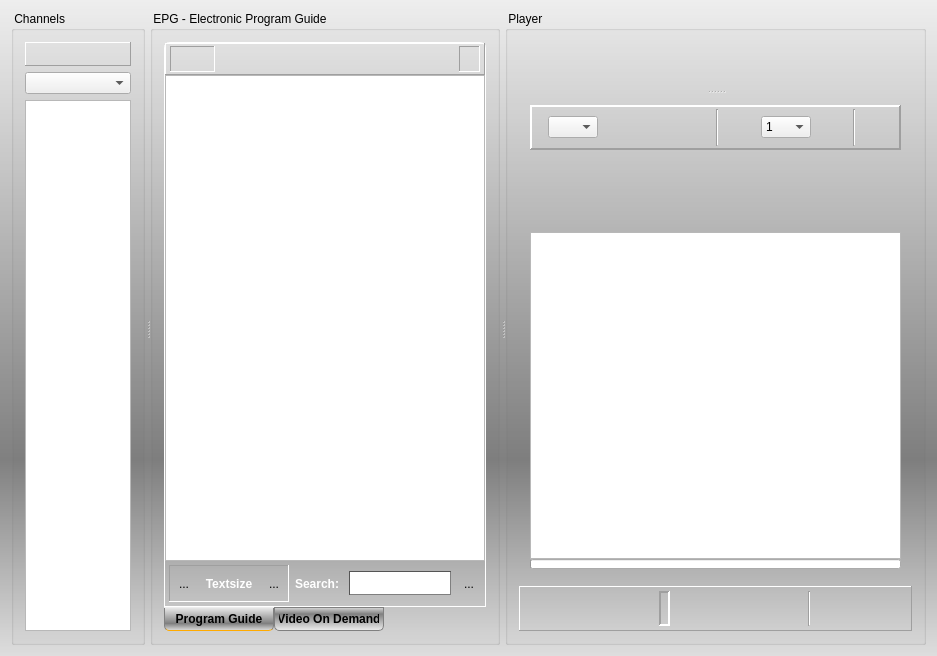
Qt form vlc-record/forms/recorder_inc.ui (code-google-com/vlc-record) before a commit.
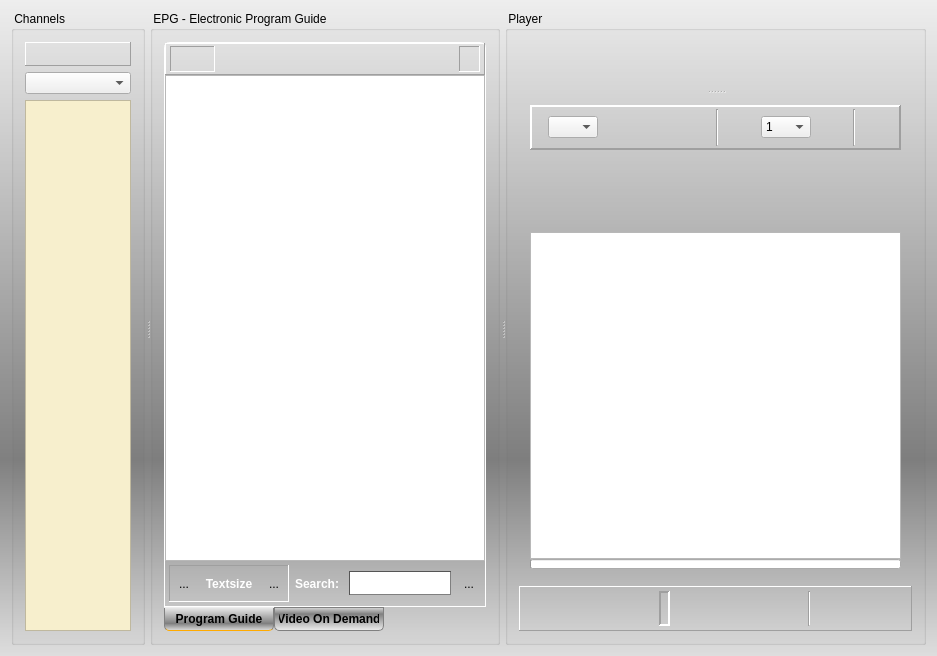
The same form after that commit. Icons and pictures are not drawn. Custom widgets are drawn as their Qt base class.

Commit message: - more styled list view

Patch:
```diff
--- a/vlc-record/forms/recorder_inc.ui
+++ b/vlc-record/forms/recorder_inc.ui
@@ -156,9 +156,20 @@
            <string>Channel List</string>
           </property>
           <property name="styleSheet">
-           <string notr="true">QListWidget#listWidget {
-alternate-background-color: rgb(247, 239, 205);
-}</string>
+           <string notr="true">QListView#listWidget {
+show-decoration-selected: 1;
+background-color: rgb(247, 239, 205);
+}
+
+QListView#listWidget::item:selected {
+background-color: rgb(255, 167, 26);
+alternate-background-color: rgb(255, 167, 26);
+}
+
+QListView#listWidget::item:hover {
+background-color: rgb(255, 110, 14);
+}
+</string>
           </property>
           <property name="alternatingRowColors">
            <bool>true</bool>
@@ -1320,12 +1331,6 @@
    <extends>QLabel</extends>
    <header>clcddisplay.h</header>
   </customwidget>
-  <customwidget>
-   <class>CPlayer</class>
-   <extends>QWidget</extends>
-   <header>cplayer.h</header>
-   <container>1</container>
-  </customwidget>
   <customwidget>
    <class>CVodBrowser</class>
    <extends>QTextBrowser</extends>
@@ -1336,6 +1341,12 @@
    <extends>QListWidget</extends>
    <header>qchanlistwidget.h</header>
   </customwidget>
+  <customwidget>
+   <class>CPlayer</class>
+   <extends>QWidget</extends>
+   <header>cplayer.h</header>
+   <container>1</container>
+  </customwidget>
  </customwidgets>
  <tabstops>
   <tabstop>cbxChannelGroup</tabstop>
```
The commit also changes 2 other files.
